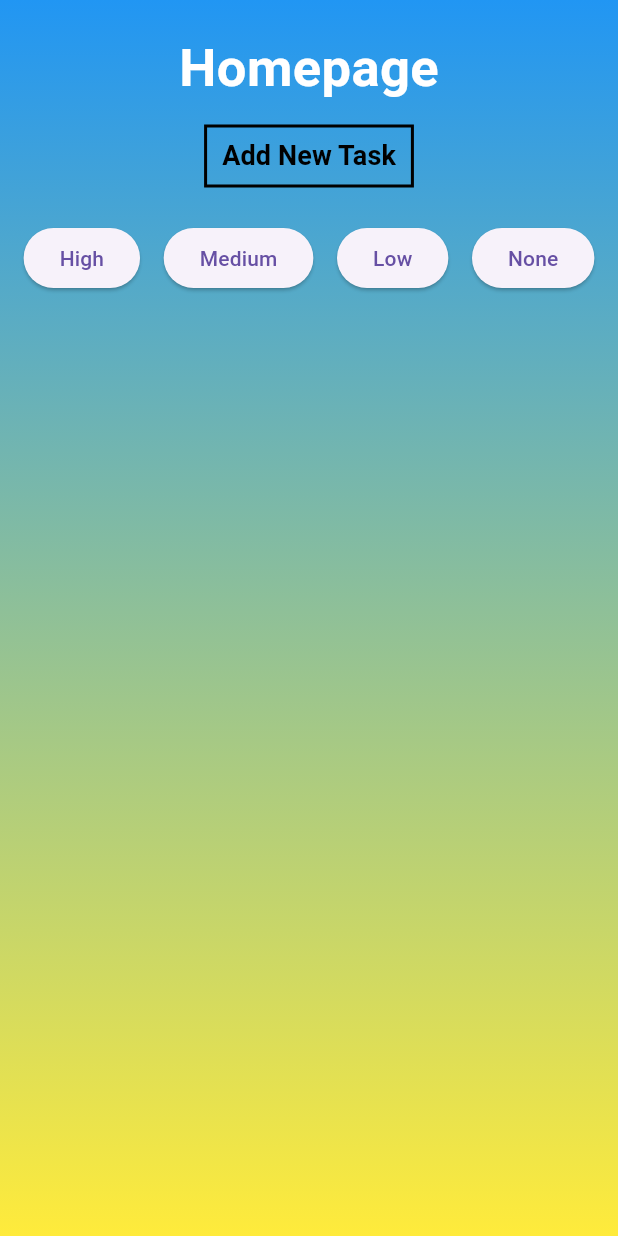
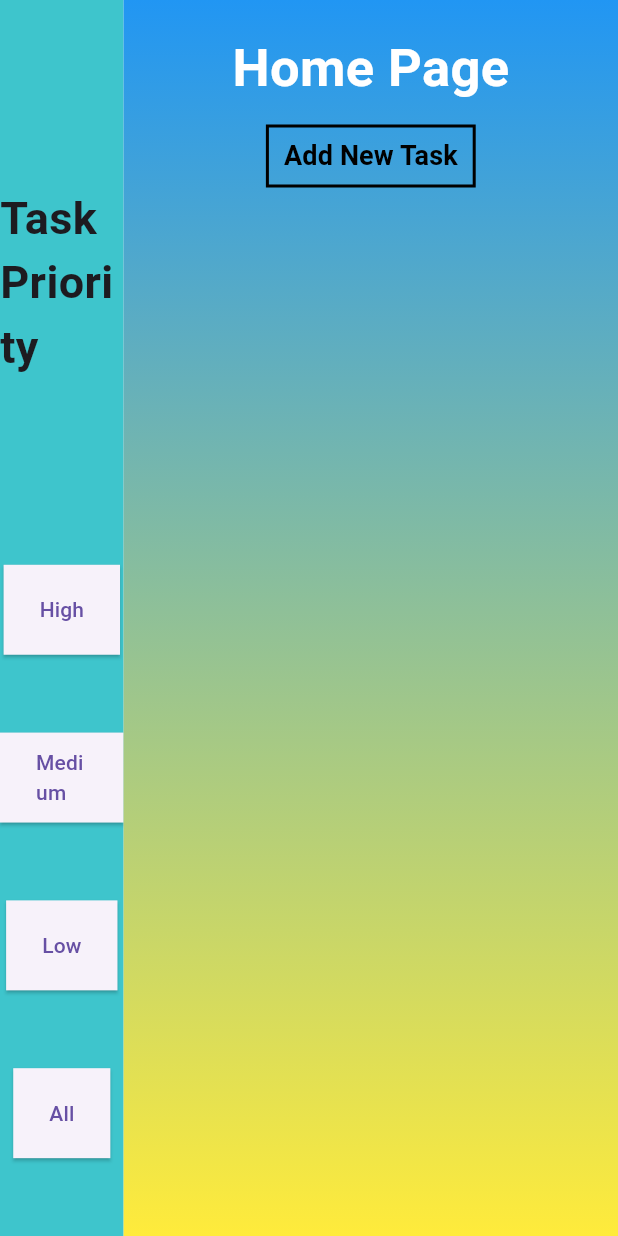
Before and after one commit to ArmaanHirani/Bit-Masters, a Flutter app: the homepage screen opened directly, on a phone screen of 412 x 824 dp. Run offline on Flutter 3.47's test engine with Material 3 defaults, Android fonts, the phone set to English and light mode, and no system bars; our stand-ins replace cloud_firestore, firebase_auth, firebase_core; accounts and stored records are empty.

Commit message:
changed around homepage to look better

```diff
--- a/lib/homepage.dart
+++ b/lib/homepage.dart
@@ -13,7 +13,99 @@ class _homepageState extends State<homepage> {
   @override
   Widget build(BuildContext context) {
     return Scaffold(
-      body: Container(
+      body: Row(
+        children: [
+Expanded(
+  flex: 2, // 20% of the screen width
+  child: Container(
+    color: Color.fromARGB(255, 62, 197, 204),
+    child: Column(
+      mainAxisAlignment: MainAxisAlignment.spaceEvenly, // evenly spaced
+      children: [
+        SizedBox(height: 20),
+        Text(
+          'Task Priority', // add this Text widget
+          style: TextStyle(
+            fontSize: 30,
+            fontWeight: FontWeight.bold,
+          ),
+        ),
+        SizedBox(height: 20), // add some space between the text and the buttons
+        Container(
+          height: 60,
+          child: ElevatedButton(
+            style: ElevatedButton.styleFrom(
+              shape: RoundedRectangleBorder(
+                borderRadius: BorderRadius.zero, // make it a rectangle
+              ),
+            ),
+            onPressed: () {
+              Navigator.push(
+                context,
+                MaterialPageRoute(builder: (context) => TaskListPage(priority: 'High')),
+              );
+            },
+            child: Text('High'),
+          ),
+        ),
+        Container(
+          height: 60,
+          child: ElevatedButton(
+            style: ElevatedButton.styleFrom(
+              shape: RoundedRectangleBorder(
+                borderRadius: BorderRadius.zero, // make it a rectangle
+              ),
+            ),
+            onPressed: () {
+              Navigator.push(
+                context,
+                MaterialPageRoute(builder: (context) => TaskListPage(priority: 'Medium')),
+              );
+            },
+            child: Text('Medium'),
+          ),
+        ),
+        Container(
+          height: 60,
+          child: ElevatedButton(
+            style: ElevatedButton.styleFrom(
+              shape: RoundedRectangleBorder(
+                borderRadius: BorderRadius.zero, // make it a rectangle
+              ),
+            ),
+            onPressed: () {
+              Navigator.push(
+                context,
+                MaterialPageRoute(builder: (context) => TaskListPage(priority: 'Low')),
+              );
+            },
+            child: Text('Low'),
+          ),
+        ),
+        Container(
+          height: 60,
+          child: ElevatedButton(
+            style: ElevatedButton.styleFrom(
+              shape: RoundedRectangleBorder(
+                borderRadius: BorderRadius.zero, // make it a rectangle
+              ),
+            ),
+            onPressed: () {
+              Navigator.push(
+                context,
+                MaterialPageRoute(builder: (context) => TaskListPage(priority: 'None')),
+              );
+            },
+            child: Text('All'),
+          ),
+        ),
+      ],
+    ),
+  ),
+),
+          Expanded(
+            flex: 8, // 80% of the screen width
+            child: Container(
               decoration: BoxDecoration(
                 gradient: LinearGradient(
                   colors: [Colors.blue, Colors.yellow],
@@ -26,7 +118,7 @@ class _homepageState extends State<homepage> {
                   SizedBox(height: 20),
                   Container(
                     alignment: Alignment.center,
-              child: Text('Homepage', style: TextStyle(fontSize: 35, fontWeight: FontWeight.bold, color: Colors.white)),
+                    child: Text('Home Page', style: TextStyle(fontSize: 35, fontWeight: FontWeight.bold, color: Colors.white)),
                   ),
                   SizedBox(height: 10),
                   TextButton(
@@ -46,50 +138,11 @@ class _homepageState extends State<homepage> {
                     },
                     child: Text('Add New Task', style: TextStyle(fontSize: 18, fontWeight: FontWeight.bold, color: Colors.black)),
                   ),
-            SizedBox(height: 20),
-            Row(
-              mainAxisAlignment: MainAxisAlignment.spaceEvenly,
-              children: [
-                ElevatedButton(
-                  onPressed: () {
-                    Navigator.push(
-                      context,
-                      MaterialPageRoute(builder: (context) => TaskListPage(priority: 'High')),
-                    );
-                  },
-                  child: Text('High'),
+                ],
               ),
-                ElevatedButton(
-                  onPressed: () {
-                    Navigator.push(
-                      context,
-                      MaterialPageRoute(builder: (context) => TaskListPage(priority: 'Medium')),
-                    );
-                  },
-                  child: Text('Medium'),
             ),
-                ElevatedButton(
-                  onPressed: () {
-                    Navigator.push(
-                      context,
-                      MaterialPageRoute(builder: (context) => TaskListPage(priority: 'Low')),
-                    );
-                  },
-                  child: Text('Low'),
-                ),
-                ElevatedButton(
-                  onPressed: () {
-                    Navigator.push(
-                      context,
-                      MaterialPageRoute(builder: (context) => TaskListPage(priority: 'None')),
-                    );
-                  },
-                  child: Text('None'),
           ),
         ],
-            ),
-          ],
-        ),
       ),
     );
   }
```
Lines whose indentation alone changed are shown as unchanged.
